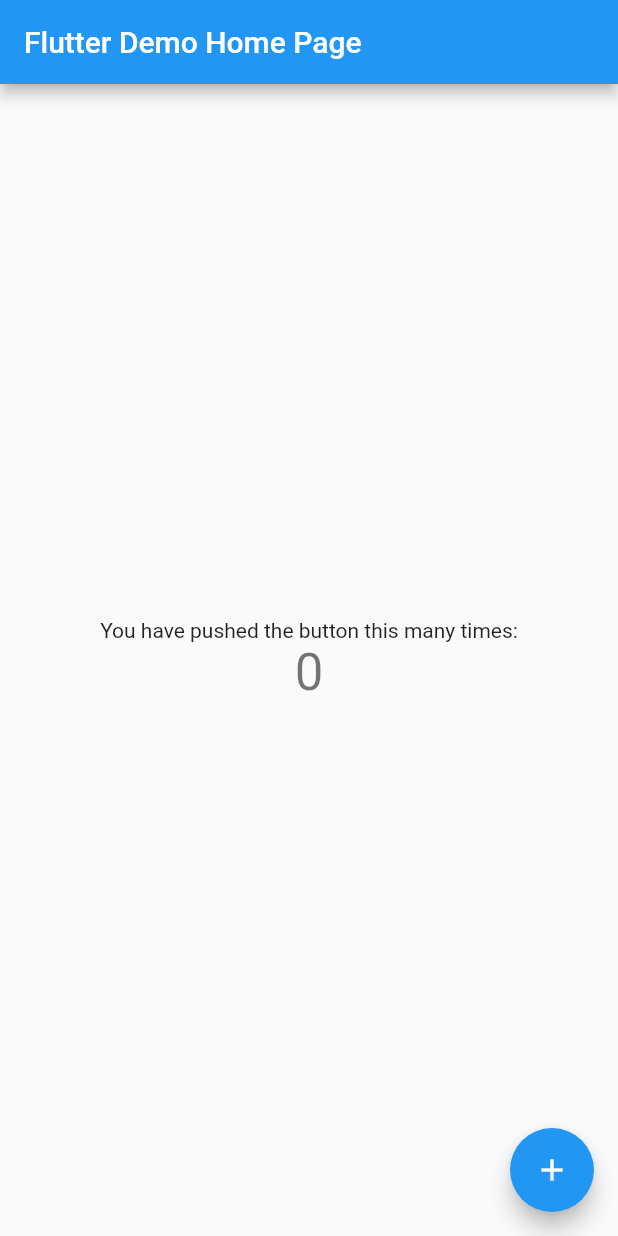
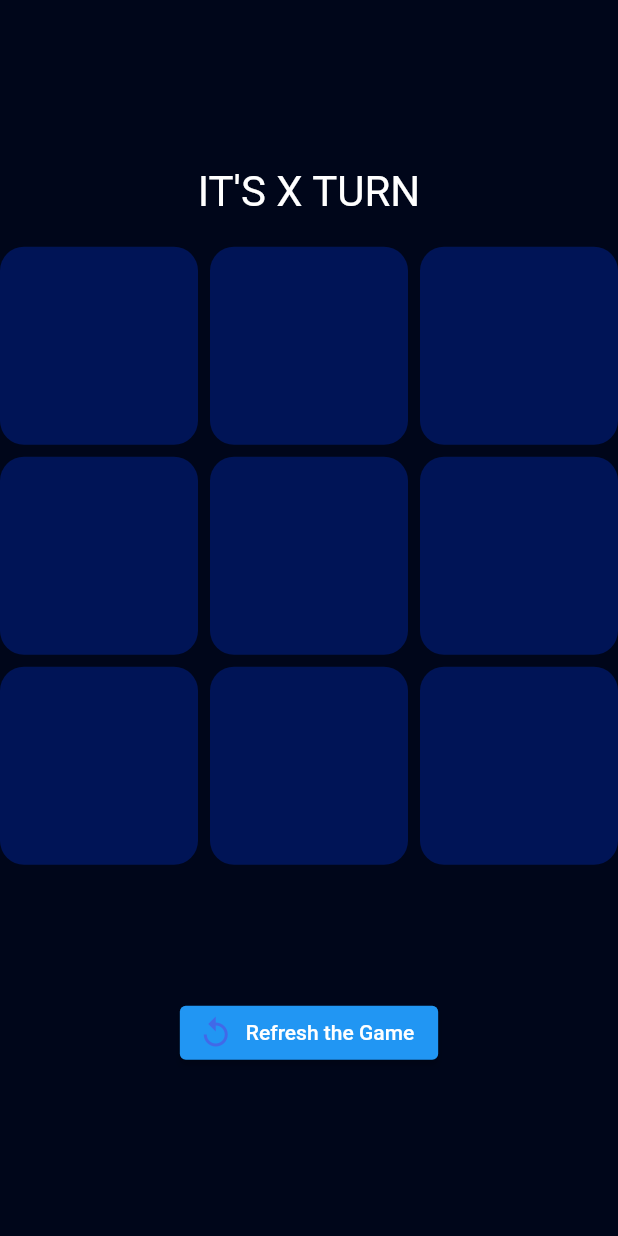
Before and after one commit to debobroto24/Tik-Tac-toe, a Flutter app: the screen it shows after launch, on a phone screen of 412 x 824 dp. Run offline on Flutter 3.47's test engine with Material 2 defaults, Android fonts, the phone set to English and light mode, and no system bars.

Commit message:
Game created

```diff
--- /dev/null
+++ b/lib/game_methods/game_core.dart
@@ -0,0 +1,28 @@
+class Player{
+  static const x = "X";
+  static const o= "O";
+  static const empty = "";
+}
+
+class Game{
+  static final boradLength = 9;
+  static final blocSize = 70.0;
+  List<String>? borad;
+  // static List<String>?initGameBoard()=> List.generate(boradLength, (index) => Player.empty);
+  static List<String>?initGameBoard(){
+    return List.generate(boradLength, (index) => Player.empty);
+  }
+  bool getWinner(String player,int index, List<int> scoreboard,int gridSize){
+    int row = index ~/ 3;
+    int col = index % 3;
+    int score = player=="X"? 1: -1;
+    scoreboard[row] += score;
+    scoreboard[gridSize + col] += score;
+    if(gridSize -1 -col == row) scoreboard[2 * gridSize + 1] += score;
+
+    if(scoreboard.contains(3) || scoreboard.contains(-3)){
+      return  true;
+    }
+    return false;
+  }
+}
--- a/lib/main.dart
+++ b/lib/main.dart
@@ -1,4 +1,6 @@
 import 'package:flutter/material.dart';
+import 'package:tic_tac_toe_game/game_methods/game_core.dart';
+import 'package:tic_tac_toe_game/util/color.dart';
 
 void main() {
   runApp(const MyApp());
@@ -6,110 +8,137 @@ void main() {
 
 class MyApp extends StatelessWidget {
   const MyApp({super.key});
-
-  // This widget is the root of your application.
   @override
   Widget build(BuildContext context) {
     return MaterialApp(
+      debugShowCheckedModeBanner: false,
       title: 'Flutter Demo',
       theme: ThemeData(
-        // This is the theme of your application.
-        //
-        // Try running your application with "flutter run". You'll see the
-        // application has a blue toolbar. Then, without quitting the app, try
-        // changing the primarySwatch below to Colors.green and then invoke
-        // "hot reload" (press "r" in the console where you ran "flutter run",
-        // or simply save your changes to "hot reload" in a Flutter IDE).
-        // Notice that the counter didn't reset back to zero; the application
-        // is not restarted.
         primarySwatch: Colors.blue,
       ),
-      home: const MyHomePage(title: 'Flutter Demo Home Page'),
+      home: GameScreen(),
     );
   }
 }
 
-class MyHomePage extends StatefulWidget {
-  const MyHomePage({super.key, required this.title});
-
-  // This widget is the home page of your application. It is stateful, meaning
-  // that it has a State object (defined below) that contains fields that affect
-  // how it looks.
-
-  // This class is the configuration for the state. It holds the values (in this
-  // case the title) provided by the parent (in this case the App widget) and
-  // used by the build method of the State. Fields in a Widget subclass are
-  // always marked "final".
-
-  final String title;
+class GameScreen extends StatefulWidget {
+  const GameScreen({Key? key}) : super(key: key);
 
   @override
-  State<MyHomePage> createState() => _MyHomePageState();
+  _GameScreenState createState() => _GameScreenState();
 }
 
-class _MyHomePageState extends State<MyHomePage> {
-  int _counter = 0;
-
-  void _incrementCounter() {
-    setState(() {
-      // This call to setState tells the Flutter framework that something has
-      // changed in this State, which causes it to rerun the build method below
-      // so that the display can reflect the updated values. If we changed
-      // _counter without calling setState(), then the build method would not be
-      // called again, and so nothing would appear to happen.
-      _counter++;
-    });
+class _GameScreenState extends State<GameScreen> {
+  String lastValue = "x";
+  Game game = Game();
+  bool gameOver = false;
+  int turn = 0;
+  String result = "";
+  List<int> scoreboard = [0, 0, 0, 0, 0, 0, 0, 0, 0];
+  // intital gameboard
+  @override
+  void initState() {
+    super.initState();
+    game.borad = Game.initGameBoard();
+    print(game.borad);
   }
 
   @override
   Widget build(BuildContext context) {
-    // This method is rerun every time setState is called, for instance as done
-    // by the _incrementCounter method above.
-    //
-    // The Flutter framework has been optimized to make rerunning build methods
-    // fast, so that you can just rebuild anything that needs updating rather
-    // than having to individually change instances of widgets.
+    double borderWidth = MediaQuery.of(context).size.width;
     return Scaffold(
-      appBar: AppBar(
-        // Here we take the value from the MyHomePage object that was created by
-        // the App.build method, and use it to set our appbar title.
-        title: Text(widget.title),
+      backgroundColor: MainColor.primaryColor,
+      body: Column(
+        mainAxisAlignment: MainAxisAlignment.center,
+        crossAxisAlignment: CrossAxisAlignment.center,
+        children: [
+          Text(
+            "It's $lastValue turn".toUpperCase(),
+            style: const TextStyle(color: Colors.white, fontSize: 28),
+          ),
+          const SizedBox(height: 20.0),
+
+          // game board
+          Container(
+            width: borderWidth,
+            height: borderWidth,
+            child: GridView.count(
+              // ~/ this operator allows you to evide to integer and return an int as a resutl
+              crossAxisCount: Game.boradLength ~/ 3,
+              mainAxisSpacing: 8.0,
+              crossAxisSpacing: 8.0,
+              children: List.generate(
+                Game.boradLength,
+                (index) {
+                  return InkWell(
+                    onTap: gameOver
+                        ? null
+                        : () {
+                            setState(() {
+                              if (game.borad![index] == "") {
+                                game.borad![index] = lastValue;
+                                turn++;
+                                gameOver = game.getWinner(
+                                    lastValue, index, scoreboard, 3);
+                                if (gameOver) {
+                                  result = "$lastValue is the Winner";
+                                }else if(!gameOver && turn == 9){
+                                  result = "It's a Draw!";
+                                }
+                                if (lastValue == "X") {
+                                  lastValue = "O";
+                                } else {
+                                  lastValue = "X";
+                                }
+                              }
+                            });
+                          },
+                    child: Container(
+                      width: Game.blocSize,
+                      height: Game.blocSize,
+                      // padding: const EdgeInsets.all(16.0),
+                      decoration: BoxDecoration(
+                        color: MainColor.secondaryColor,
+                        borderRadius: BorderRadius.circular(16.0),
+                      ),
+                      child: Center(
+                        child: Text(
+                          game.borad![index],
+                          style: TextStyle(
+                            color: game.borad![index] == "X"
+                                ? Colors.blue
+                                : Colors.pink,
+                            fontSize: 64.0,
+                          ),
+                        ),
+                      ),
+                    ),
+                  );
+                },
+              ),
+            ),
+          ),
+          const SizedBox(height: 25.0),
+          Text(
+            result,
+            style: const TextStyle(color: Colors.white, fontSize: 54.0),
+          ),
+          ElevatedButton.icon(
+            onPressed: () {
+              setState(() {
+                gameOver = false;
+                game.borad = Game.initGameBoard();
+                lastValue = "X";
+                turn = 0;
+                result = "";
+                scoreboard = [0, 0, 0, 0, 0, 0, 0, 0, 0];
+              });
+            },
+            icon: Icon(Icons.replay, color: MainColor.accentColor),
+            label: const Text("Refresh the Game"),
+          )
+        ],
       ),
-      body: Center(
-        // Center is a layout widget. It takes a single child and positions it
-        // in the middle of the parent.
-        child: Column(
-          // Column is also a layout widget. It takes a list of children and
-          // arranges them vertically. By default, it sizes itself to fit its
-          // children horizontally, and tries to be as tall as its parent.
-          //
-          // Invoke "debug painting" (press "p" in the console, choose the
-          // "Toggle Debug Paint" action from the Flutter Inspector in Android
-          // Studio, or the "Toggle Debug Paint" command in Visual Studio Code)
-          // to see the wireframe for each widget.
-          //
-          // Column has various properties to control how it sizes itself and
-          // how it positions its children. Here we use mainAxisAlignment to
-          // center the children vertically; the main axis here is the vertical
-          // axis because Columns are vertical (the cross axis would be
-          // horizontal).
-          mainAxisAlignment: MainAxisAlignment.center,
-          children: <Widget>[
-            const Text(
-              'You have pushed the button this many times:',
-            ),
-            Text(
-              '$_counter',
-              style: Theme.of(context).textTheme.headlineMedium,
-            ),
-          ],
-        ),
-      ),
-      floatingActionButton: FloatingActionButton(
-        onPressed: _incrementCounter,
-        tooltip: 'Increment',
-        child: const Icon(Icons.add),
-      ), // This trailing comma makes auto-formatting nicer for build methods.
     );
   }
 }
--- /dev/null
+++ b/lib/util/color.dart
@@ -0,0 +1,8 @@
+
+import 'package:flutter/material.dart';
+
+class MainColor{
+  static Color primaryColor = Color(0xFF00061a);
+  static Color secondaryColor = Color(0xFF001456);
+  static Color accentColor = Color(0xFF4169e8);
+}
```
